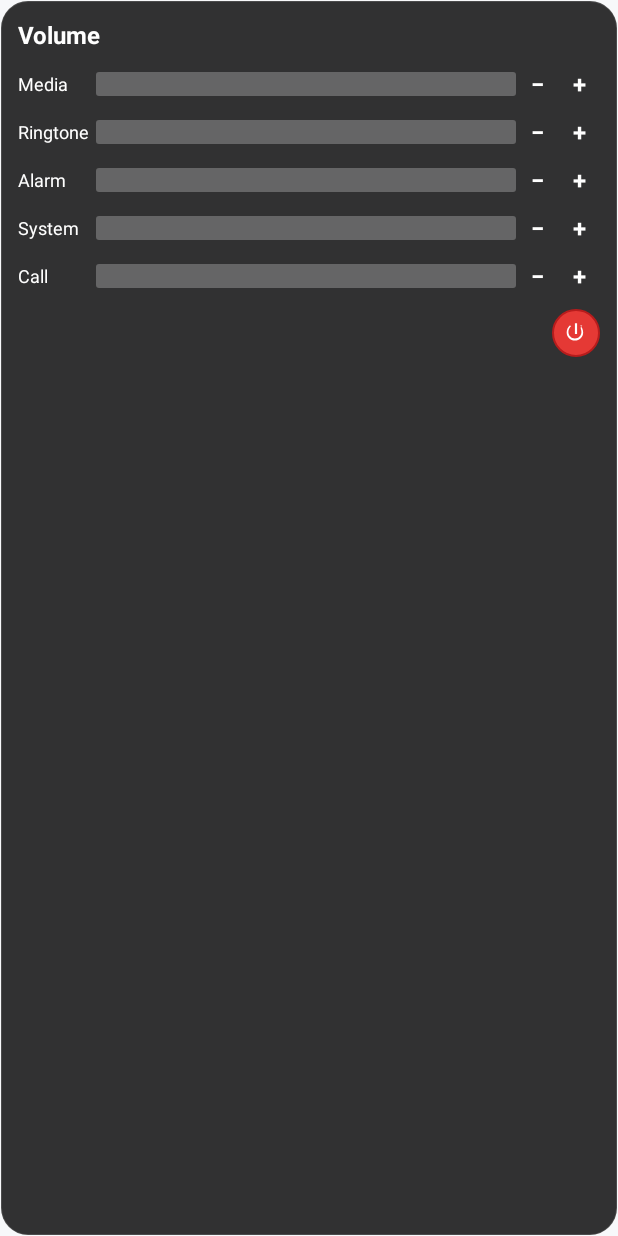
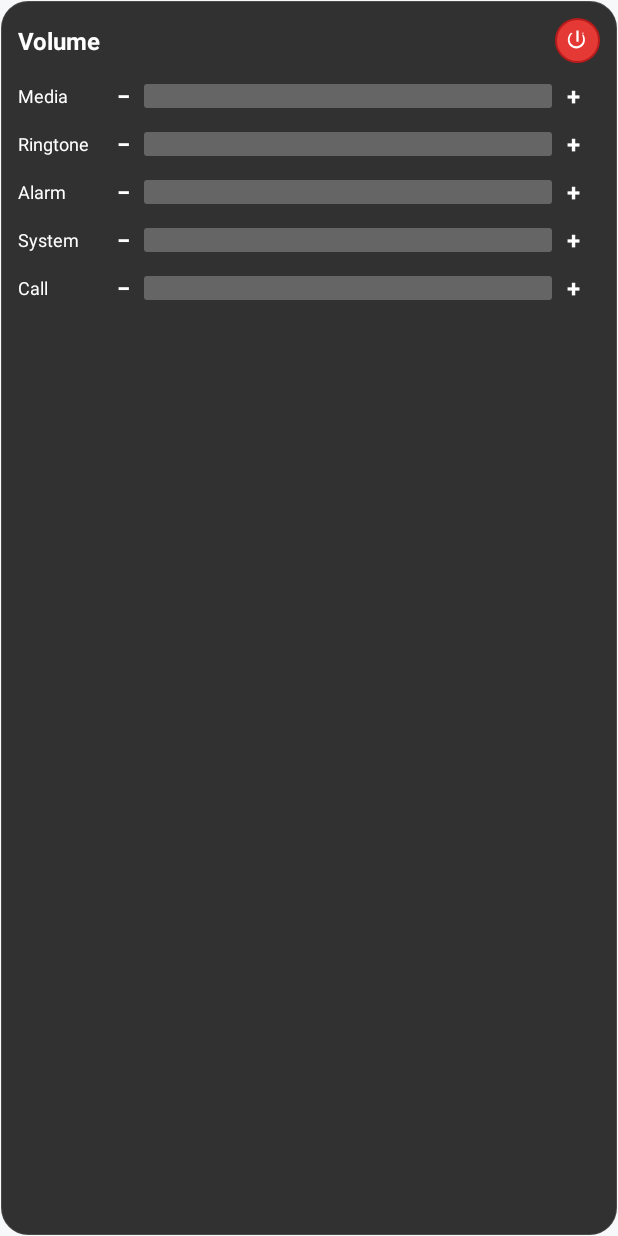
Before and after one commit to i-am-sleepy/floaty-oppoa3s, an Android app: the layout widget_volume.xml on its own in the app's theme, with its tools: preview values and no code run, on a phone screen of 412 x 824 dp. Run offline under Robolectric (Android 15) with nearby library versions, the phone set to English and light mode, and no system bars.

Commit message:
v1.5.1: widget bar max scale, live sync, power next to title, -/+ at bar ends, panel slider touch fix

```diff
--- a/app/build.gradle
+++ b/app/build.gradle
@@ -16,8 +16,8 @@ android {
         applicationId 'com.floaty.volume'
         minSdk 26          // Android 8.0 Oreo and newer (8.x, 9, 10, 11, 12+)
         targetSdk 28       // Android 9 behaviour: overlay + foreground-service rules
-        versionCode 9
-        versionName '1.5'
+        versionCode 10
+        versionName '1.5.1'
     }
 
     signingConfigs {
--- a/app/src/main/java/com/floaty/volume/FloatyService.kt
+++ b/app/src/main/java/com/floaty/volume/FloatyService.kt
@@ -71,12 +71,11 @@ class FloatyService : Service() {
                     if (op in 0..100) panel?.panelOpacity = op
                 }
                 "android.intent.action.VOLUME_CHANGED" -> {
-                    // Any volume change anywhere: keep the widget in sync.
-                    // Throttled, and skipped while this panel's own slider is
-                    // being dragged (the panel repaints itself; the widget
-                    // catches up on the next change / release).
+                    // Any volume change anywhere: keep the widget in sync,
+                    // including while a panel slider is being dragged
+                    // (throttled to ~7 redraws/sec so it stays cheap).
                     val now = android.os.SystemClock.uptimeMillis()
-                    if (now - lastWidgetSyncAt >= 150L && panel?.isTracking != true) {
+                    if (now - lastWidgetSyncAt >= 150L) {
                         lastWidgetSyncAt = now
                         VolumeWidgetProvider.refreshAll(this@FloatyService)
                     }
--- a/app/src/main/java/com/floaty/volume/VolumePanel.kt
+++ b/app/src/main/java/com/floaty/volume/VolumePanel.kt
@@ -135,6 +135,17 @@ class VolumePanel(
             return
         }
         attached = true
+
+        // The bubble window was just removed, so on some ROMs the new window
+        // can end up behind other overlays and lose touches (buttons still
+        // work because their targets are small and precise, but the slider
+        // area can swallow gestures). A no-op layout update re-inserts the
+        // window on top — one cheap transaction.
+        try {
+            windowManager.updateViewLayout(view, lp)
+        } catch (ignored: Exception) {
+            // Already on top.
+        }
 
         positionCard()
         // Re-position once the card has a real measured height.
@@ -298,6 +309,9 @@ class VolumePanel(
                 }
                 setText(label, actual)
                 if (volume.targetStream == stream) updateTargetLabels(actual)
+                // Guarantee the widget shows the final value even if the last
+                // VOLUME_CHANGED broadcast landed inside the throttle window.
+                VolumeWidgetProvider.refreshAll(context)
             }
         })
     }
--- a/app/src/main/java/com/floaty/volume/VolumeWidgetProvider.kt
+++ b/app/src/main/java/com/floaty/volume/VolumeWidgetProvider.kt
@@ -145,6 +145,14 @@ class VolumeWidgetProvider : AppWidgetProvider() {
 
     /** Sets all five progress bars from the current streams. */
     private fun paintStreams(views: RemoteViews, volume: VolumeController) {
+        // Scale each bar to the stream's real maximum (7–15 on most phones,
+        // not the 100 the layout declares) so the fill is accurate.
+        views.setInt(R.id.wbarMedia, "setMax", volume.max(AudioManager.STREAM_MUSIC))
+        views.setInt(R.id.wbarRing, "setMax", volume.max(AudioManager.STREAM_RING))
+        views.setInt(R.id.wbarAlarm, "setMax", volume.max(AudioManager.STREAM_ALARM))
+        views.setInt(R.id.wbarSystem, "setMax", volume.max(AudioManager.STREAM_SYSTEM))
+        views.setInt(R.id.wbarCall, "setMax", volume.max(AudioManager.STREAM_VOICE_CALL))
+
         views.setInt(R.id.wbarMedia, "setProgress", volume.current(AudioManager.STREAM_MUSIC))
         views.setInt(R.id.wbarRing, "setProgress", volume.current(AudioManager.STREAM_RING))
         views.setInt(R.id.wbarAlarm, "setProgress", volume.current(AudioManager.STREAM_ALARM))
--- a/app/src/main/res/layout/widget_volume.xml
+++ b/app/src/main/res/layout/widget_volume.xml
@@ -11,15 +11,34 @@
     android:orientation="vertical"
     android:padding="12dp">
 
-    <!-- Title: tap to open the full panel (starts the bubble if needed). -->
+    <!-- Header: title (tap opens the full panel) + power button on the right. -->
+    <RelativeLayout
+        android:layout_width="match_parent"
+        android:layout_height="wrap_content">
+
         <TextView
             android:id="@+id/wTitle"
             android:layout_width="wrap_content"
             android:layout_height="wrap_content"
+            android:layout_alignParentStart="true"
+            android:layout_centerVertical="true"
             android:text="@string/panel_title"
             android:textColor="@color/white"
             android:textSize="16sp"
             android:textStyle="bold" />
+
+        <ImageButton
+            android:id="@+id/wbtnPower"
+            android:layout_width="30dp"
+            android:layout_height="30dp"
+            android:layout_alignParentEnd="true"
+            android:layout_centerVertical="true"
+            android:background="@drawable/bg_button_power"
+            android:contentDescription="@string/panel_power"
+            android:padding="6dp"
+            android:scaleType="fitCenter"
+            android:src="@drawable/ic_power" />
+    </RelativeLayout>
 
     <!-- Media -->
     <LinearLayout
@@ -36,6 +55,17 @@
             android:textColor="@color/white"
             android:textSize="12sp" />
 
+        <TextView
+            android:id="@+id/wminusMedia"
+            android:layout_width="28dp"
+            android:layout_height="28dp"
+            android:layout_marginStart="4dp"
+            android:gravity="center"
+            android:text="−"
+            android:textColor="@color/white"
+            android:textSize="16sp"
+            android:textStyle="bold" />
+
         <ProgressBar
             android:id="@+id/wbarMedia"
             style="?android:attr/progressBarStyleHorizontal"
@@ -47,19 +77,10 @@
             android:progressDrawable="@drawable/progress_white" />
 
         <TextView
-            android:id="@+id/wminusMedia"
-            android:layout_width="28dp"
-            android:layout_height="28dp"
-            android:gravity="center"
-            android:text="−"
-            android:textColor="@color/white"
-            android:textSize="16sp"
-            android:textStyle="bold" />
-
-        <TextView
             android:id="@+id/wplusMedia"
             android:layout_width="28dp"
             android:layout_height="28dp"
+            android:layout_marginEnd="4dp"
             android:gravity="center"
             android:text="+"
             android:textColor="@color/white"
@@ -82,6 +103,17 @@
             android:textColor="@color/white"
             android:textSize="12sp" />
 
+        <TextView
+            android:id="@+id/wminusRing"
+            android:layout_width="28dp"
+            android:layout_height="28dp"
+            android:layout_marginStart="4dp"
+            android:gravity="center"
+            android:text="−"
+            android:textColor="@color/white"
+            android:textSize="16sp"
+            android:textStyle="bold" />
+
         <ProgressBar
             android:id="@+id/wbarRing"
             style="?android:attr/progressBarStyleHorizontal"
@@ -93,19 +125,10 @@
             android:progressDrawable="@drawable/progress_white" />
 
         <TextView
-            android:id="@+id/wminusRing"
-            android:layout_width="28dp"
-            android:layout_height="28dp"
-            android:gravity="center"
-            android:text="−"
-            android:textColor="@color/white"
-            android:textSize="16sp"
-            android:textStyle="bold" />
-
-        <TextView
             android:id="@+id/wplusRing"
             android:layout_width="28dp"
             android:layout_height="28dp"
+            android:layout_marginEnd="4dp"
             android:gravity="center"
             android:text="+"
             android:textColor="@color/white"
@@ -128,6 +151,17 @@
             android:textColor="@color/white"
             android:textSize="12sp" />
 
+        <TextView
+            android:id="@+id/wminusAlarm"
+            android:layout_width="28dp"
+            android:layout_height="28dp"
+            android:layout_marginStart="4dp"
+            android:gravity="center"
+            android:text="−"
+            android:textColor="@color/white"
+            android:textSize="16sp"
+            android:textStyle="bold" />
+
         <ProgressBar
             android:id="@+id/wbarAlarm"
             style="?android:attr/progressBarStyleHorizontal"
@@ -139,19 +173,10 @@
             android:progressDrawable="@drawable/progress_white" />
 
         <TextView
-            android:id="@+id/wminusAlarm"
-            android:layout_width="28dp"
-            android:layout_height="28dp"
-            android:gravity="center"
-            android:text="−"
-            android:textColor="@color/white"
-            android:textSize="16sp"
-            android:textStyle="bold" />
-
-        <TextView
             android:id="@+id/wplusAlarm"
             android:layout_width="28dp"
             android:layout_height="28dp"
+            android:layout_marginEnd="4dp"
             android:gravity="center"
             android:text="+"
             android:textColor="@color/white"
@@ -174,6 +199,17 @@
             android:textColor="@color/white"
             android:textSize="12sp" />
 
+        <TextView
+            android:id="@+id/wminusSystem"
+            android:layout_width="28dp"
+            android:layout_height="28dp"
+            android:layout_marginStart="4dp"
+            android:gravity="center"
+            android:text="−"
+            android:textColor="@color/white"
+            android:textSize="16sp"
+            android:textStyle="bold" />
+
         <ProgressBar
             android:id="@+id/wbarSystem"
             style="?android:attr/progressBarStyleHorizontal"
@@ -185,19 +221,10 @@
             android:progressDrawable="@drawable/progress_white" />
 
         <TextView
-            android:id="@+id/wminusSystem"
-            android:layout_width="28dp"
-            android:layout_height="28dp"
-            android:gravity="center"
-            android:text="−"
-            android:textColor="@color/white"
-            android:textSize="16sp"
-            android:textStyle="bold" />
-
-        <TextView
             android:id="@+id/wplusSystem"
             android:layout_width="28dp"
             android:layout_height="28dp"
+            android:layout_marginEnd="4dp"
             android:gravity="center"
             android:text="+"
             android:textColor="@color/white"
@@ -220,6 +247,17 @@
             android:textColor="@color/white"
             android:textSize="12sp" />
 
+        <TextView
+            android:id="@+id/wminusCall"
+            android:layout_width="28dp"
+            android:layout_height="28dp"
+            android:layout_marginStart="4dp"
+            android:gravity="center"
+            android:text="−"
+            android:textColor="@color/white"
+            android:textSize="16sp"
+            android:textStyle="bold" />
+
         <ProgressBar
             android:id="@+id/wbarCall"
             style="?android:attr/progressBarStyleHorizontal"
@@ -231,36 +269,14 @@
             android:progressDrawable="@drawable/progress_white" />
 
         <TextView
-            android:id="@+id/wminusCall"
-            android:layout_width="28dp"
-            android:layout_height="28dp"
-            android:gravity="center"
-            android:text="−"
-            android:textColor="@color/white"
-            android:textSize="16sp"
-            android:textStyle="bold" />
-
-        <TextView
             android:id="@+id/wplusCall"
             android:layout_width="28dp"
             android:layout_height="28dp"
+            android:layout_marginEnd="4dp"
             android:gravity="center"
             android:text="+"
             android:textColor="@color/white"
             android:textSize="16sp"
             android:textStyle="bold" />
     </LinearLayout>
-
-    <!-- Power: terminate the whole tool (or start it if it is off). -->
-    <ImageButton
-        android:id="@+id/wbtnPower"
-        android:layout_width="32dp"
-        android:layout_height="32dp"
-        android:layout_gravity="end"
-        android:layout_marginTop="8dp"
-        android:background="@drawable/bg_button_power"
-        android:contentDescription="@string/panel_power"
-        android:padding="7dp"
-        android:scaleType="fitCenter"
-        android:src="@drawable/ic_power" />
 </LinearLayout>
```
Also changed, not shown: 1 other file. Lines whose indentation alone changed are shown as unchanged.
